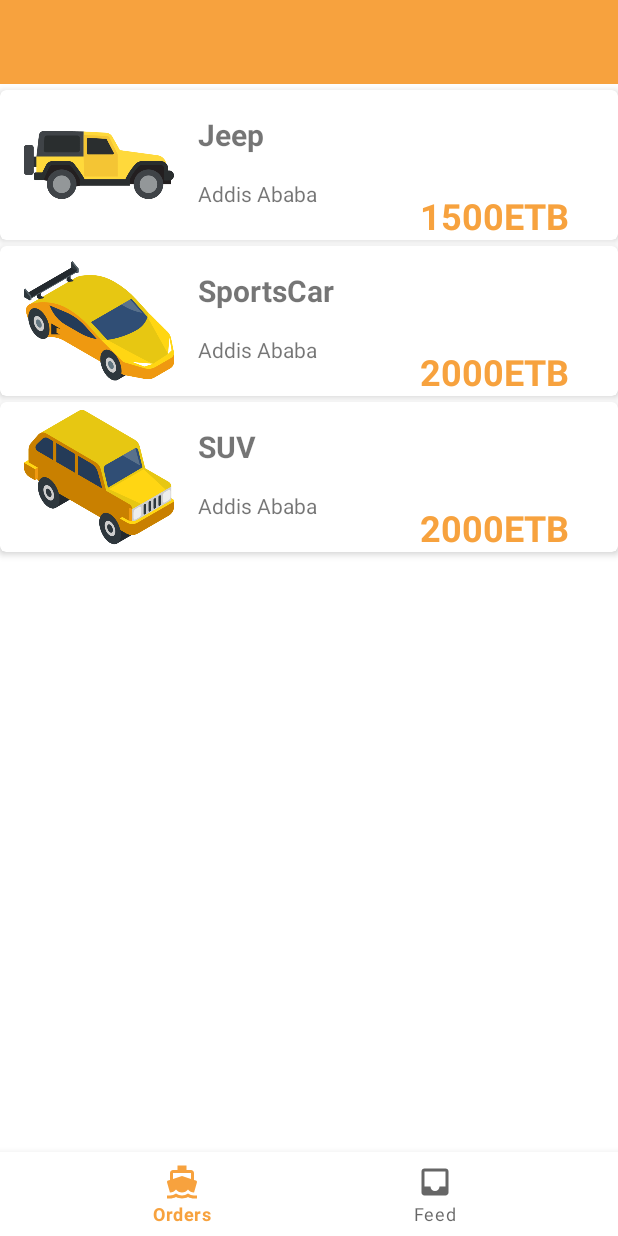
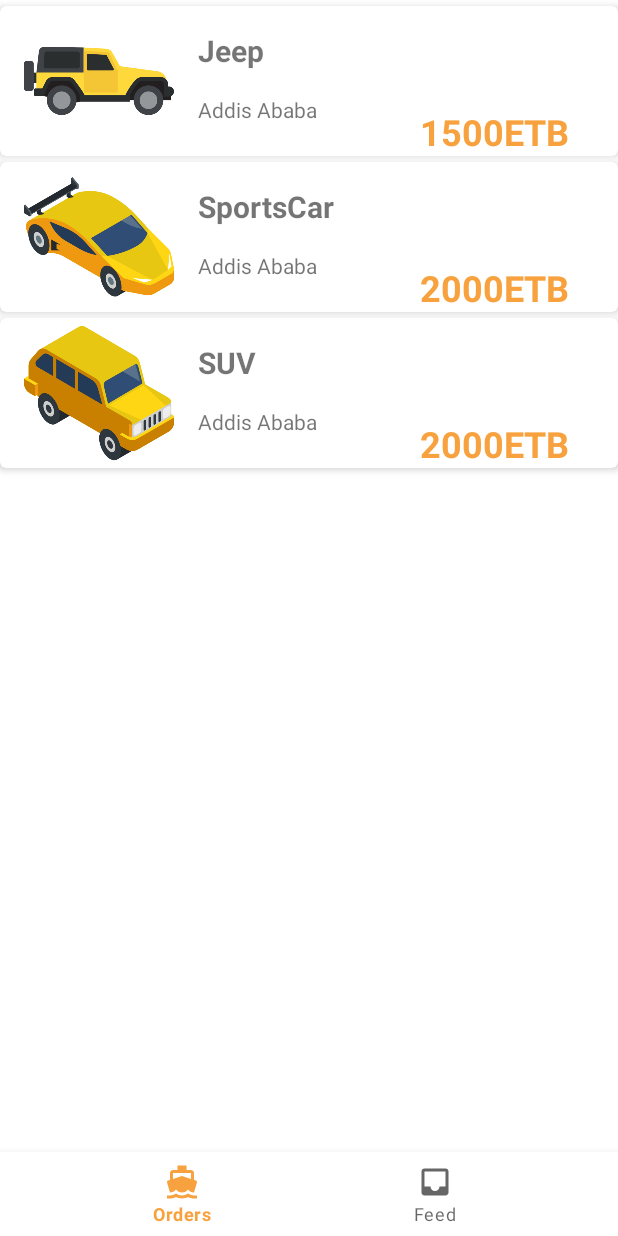
Before and after one commit to yamlakyam/Rent-A-Car, an Android app: the screen it shows after launch (MainActivity), on a phone screen of 412 x 824 dp. Run offline under Robolectric (Android 15) with nearby library versions, the phone set to English and light mode, and no system bars; our stand-ins replace navigation-ui.

Commit message:
added a dum logic to connect the login fragment with the home fragment

```diff
--- a/app/src/main/AndroidManifest.xml
+++ b/app/src/main/AndroidManifest.xml
@@ -11,10 +11,10 @@
         android:theme="@style/Theme.RentCar">
         <activity
             android:name=".MainActivity"
+            android:theme="@style/Theme.RentCar"
             android:exported="true">
             <intent-filter>
                 <action android:name="android.intent.action.MAIN" />
-
                 <category android:name="android.intent.category.LAUNCHER" />
             </intent-filter>
         </activity>
--- a/app/src/main/res/layout/fragment_home.xml
+++ b/app/src/main/res/layout/fragment_home.xml
@@ -13,6 +13,7 @@
         android:background="?attr/colorPrimary"
         android:minHeight="?attr/actionBarSize"
         android:theme="?attr/actionBarTheme"
+        android:visibility="gone"
         app:layout_constraintEnd_toEndOf="parent"
         app:layout_constraintStart_toStartOf="parent"
         app:layout_constraintTop_toTopOf="parent" />
--- a/app/src/main/res/layout/fragment_wlelcome.xml
+++ b/app/src/main/res/layout/fragment_wlelcome.xml
@@ -51,7 +51,7 @@
         app:layout_constraintTop_toBottomOf="@+id/editTextTextEmailAddress2" />
 
     <Button
-        android:id="@+id/button"
+        android:id="@+id/loginButton"
         android:layout_width="0dp"
         android:layout_height="wrap_content"
         android:layout_marginTop="32dp"
@@ -71,6 +71,6 @@
         android:textStyle="bold"
         app:layout_constraintEnd_toEndOf="parent"
         app:layout_constraintStart_toStartOf="parent"
-        app:layout_constraintTop_toBottomOf="@+id/button" />
+        app:layout_constraintTop_toBottomOf="@+id/loginButton" />
 
 </androidx.constraintlayout.widget.ConstraintLayout>
--- a/app/src/main/res/navigation/nav_graph.xml
+++ b/app/src/main/res/navigation/nav_graph.xml
@@ -19,6 +19,9 @@
             app:popExitAnim="@anim/nav_default_pop_exit_anim"
             app:popUpTo="@id/wlelcomeFragment"
             app:popUpToInclusive="true" />
+        <action
+            android:id="@+id/action_wlelcomeFragment_to_homeFragment"
+            app:destination="@id/homeFragment" />
     </fragment>
     <fragment
         android:id="@+id/registrationFragment"
```
Also changed, not shown: app/src/main/java/com/example/rentcar/WlelcomeFragment.kt (+12 -0 lines).
